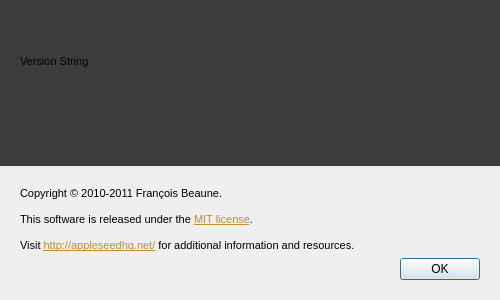
Above: src/appleseed.studio/help/about/aboutwindow.ui from appleseedhq/appleseed before the change. Below: the same form after it.
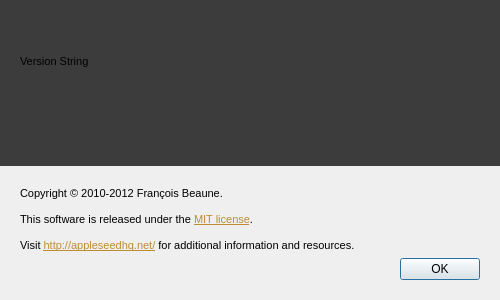
That is the form after the change. Icons and pictures are not drawn.

Commit message: updated copyright notice in appleseed.studio's About window.

```diff
--- a/src/appleseed.studio/help/about/aboutwindow.ui
+++ b/src/appleseed.studio/help/about/aboutwindow.ui
@@ -54,11 +54,11 @@
 &lt;html&gt;&lt;head&gt;&lt;meta name=&quot;qrichtext&quot; content=&quot;1&quot; /&gt;&lt;style type=&quot;text/css&quot;&gt;
 p, li { white-space: pre-wrap; }
 &lt;/style&gt;&lt;/head&gt;&lt;body style=&quot; font-family:'MS Shell Dlg 2'; font-size:8.25pt; font-weight:400; font-style:normal;&quot;&gt;
-&lt;p style=&quot; margin-top:0px; margin-bottom:0px; margin-left:0px; margin-right:0px; -qt-block-indent:0; text-indent:0px;&quot;&gt;Copyright © 2010-2011 François Beaune.&lt;/p&gt;
-&lt;p style=&quot;-qt-paragraph-type:empty; margin-top:0px; margin-bottom:0px; margin-left:0px; margin-right:0px; -qt-block-indent:0; text-indent:0px;&quot;&gt;&lt;/p&gt;
-&lt;p style=&quot; margin-top:0px; margin-bottom:0px; margin-left:0px; margin-right:0px; -qt-block-indent:0; text-indent:0px;&quot;&gt;This software is released under the &lt;a href=&quot;http://www.opensource.org/licenses/mit-license.php&quot;&gt;&lt;span style=&quot; text-decoration: underline; color:#be8c32;&quot;&gt;MIT license&lt;/span&gt;&lt;/a&gt;.&lt;/p&gt;
-&lt;p style=&quot;-qt-paragraph-type:empty; margin-top:0px; margin-bottom:0px; margin-left:0px; margin-right:0px; -qt-block-indent:0; text-indent:0px;&quot;&gt;&lt;/p&gt;
-&lt;p style=&quot; margin-top:0px; margin-bottom:0px; margin-left:0px; margin-right:0px; -qt-block-indent:0; text-indent:0px;&quot;&gt;Visit &lt;a href=&quot;http://appleseedhq.net/&quot;&gt;&lt;span style=&quot; text-decoration: underline; color:#be8c32;&quot;&gt;http://appleseedhq.net/&lt;/span&gt;&lt;/a&gt; for additional information and resources.&lt;/p&gt;&lt;/body&gt;&lt;/html&gt;</string>
+&lt;p style=&quot; margin-top:0px; margin-bottom:0px; margin-left:0px; margin-right:0px; -qt-block-indent:0; text-indent:0px;&quot;&gt;&lt;span style=&quot; font-size:8pt;&quot;&gt;Copyright © 2010-2012 François Beaune.&lt;/span&gt;&lt;/p&gt;
+&lt;p style=&quot;-qt-paragraph-type:empty; margin-top:0px; margin-bottom:0px; margin-left:0px; margin-right:0px; -qt-block-indent:0; text-indent:0px; font-size:8pt;&quot;&gt;&lt;/p&gt;
+&lt;p style=&quot; margin-top:0px; margin-bottom:0px; margin-left:0px; margin-right:0px; -qt-block-indent:0; text-indent:0px;&quot;&gt;&lt;span style=&quot; font-size:8pt;&quot;&gt;This software is released under the &lt;/span&gt;&lt;a href=&quot;http://www.opensource.org/licenses/mit-license.php&quot;&gt;&lt;span style=&quot; font-size:8pt; text-decoration: underline; color:#be8c32;&quot;&gt;MIT license&lt;/span&gt;&lt;/a&gt;&lt;span style=&quot; font-size:8pt;&quot;&gt;.&lt;/span&gt;&lt;/p&gt;
+&lt;p style=&quot;-qt-paragraph-type:empty; margin-top:0px; margin-bottom:0px; margin-left:0px; margin-right:0px; -qt-block-indent:0; text-indent:0px; font-size:8pt;&quot;&gt;&lt;/p&gt;
+&lt;p style=&quot; margin-top:0px; margin-bottom:0px; margin-left:0px; margin-right:0px; -qt-block-indent:0; text-indent:0px;&quot;&gt;&lt;span style=&quot; font-size:8pt;&quot;&gt;Visit &lt;/span&gt;&lt;a href=&quot;http://appleseedhq.net/&quot;&gt;&lt;span style=&quot; font-size:8pt; text-decoration: underline; color:#be8c32;&quot;&gt;http://appleseedhq.net/&lt;/span&gt;&lt;/a&gt;&lt;span style=&quot; font-size:8pt;&quot;&gt; for additional information and resources.&lt;/span&gt;&lt;/p&gt;&lt;/body&gt;&lt;/html&gt;</string>
        </property>
        <property name="alignment">
         <set>Qt::AlignLeading|Qt::AlignLeft|Qt::AlignTop</set>
```
